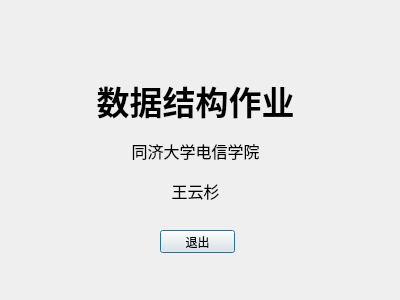
Qt form about.ui (sprucy/subway-system) before a commit.
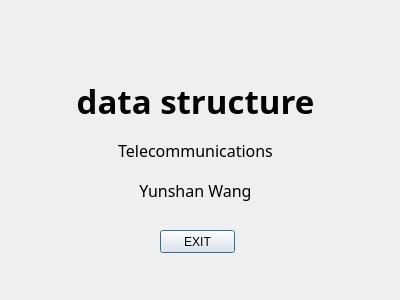
The same form after that commit.

The edit to the form file:
```diff
--- a/about.ui
+++ b/about.ui
@@ -23,7 +23,7 @@
     </rect>
    </property>
    <property name="text">
-    <string>退出</string>
+    <string>EXIT</string>
    </property>
   </widget>
   <widget class="QLabel" name="label">
@@ -44,7 +44,7 @@
     </font>
    </property>
    <property name="text">
-    <string>数据结构作业</string>
+    <string>data structure</string>
    </property>
    <property name="alignment">
     <set>Qt::AlignCenter</set>
@@ -66,7 +66,7 @@
     </font>
    </property>
    <property name="text">
-    <string>同济大学电信学院</string>
+    <string>Telecommunications</string>
    </property>
    <property name="alignment">
     <set>Qt::AlignCenter</set>
@@ -88,7 +88,7 @@
     </font>
    </property>
    <property name="text">
-    <string>王云杉</string>
+    <string>Yunshan Wang</string>
    </property>
    <property name="alignment">
     <set>Qt::AlignCenter</set>
```
Left out of the diff: 2 changed lines with no effect on the pictures.
